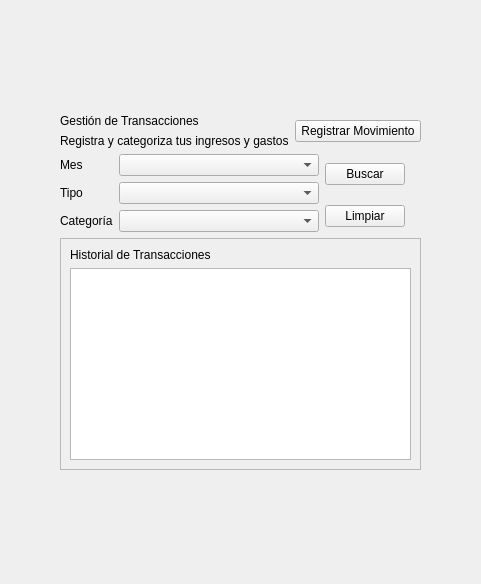
Before: the Qt Designer form src/vista/sources/panel_transacciones.ui in sigladon/mi-vaca, drawn with Qt 5.
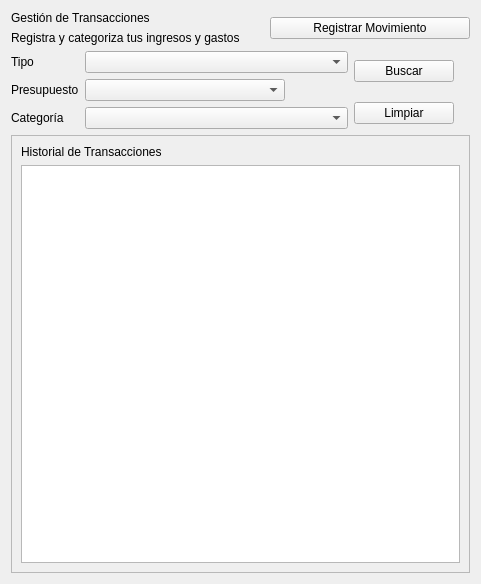
After: the same form once the commit is applied.

```diff
--- a/src/vista/sources/panel_transacciones.ui
+++ b/src/vista/sources/panel_transacciones.ui
@@ -13,35 +13,7 @@
   <property name="windowTitle">
    <string>Form</string>
   </property>
-  <layout class="QGridLayout" name="gridLayout_3">
-   <item row="0" column="1">
-    <spacer name="verticalSpacer_2">
-     <property name="orientation">
-      <enum>Qt::Orientation::Vertical</enum>
-     </property>
-     <property name="sizeHint" stdset="0">
-      <size>
-       <width>20</width>
-       <height>79</height>
-      </size>
-     </property>
-    </spacer>
-   </item>
-   <item row="1" column="0">
-    <spacer name="horizontalSpacer_2">
-     <property name="orientation">
-      <enum>Qt::Orientation::Horizontal</enum>
-     </property>
-     <property name="sizeHint" stdset="0">
-      <size>
-       <width>20</width>
-       <height>20</height>
-      </size>
-     </property>
-    </spacer>
-   </item>
-   <item row="1" column="1">
-    <layout class="QVBoxLayout" name="verticalLayout_4">
+  <layout class="QVBoxLayout" name="verticalLayout_3">
      <item>
       <layout class="QGridLayout" name="gridLayout_2">
        <item row="0" column="0">
@@ -78,20 +50,46 @@
        <property name="rightMargin">
         <number>16</number>
        </property>
+     <item row="0" column="1">
+      <widget class="QPushButton" name="btn_buscar_transacciones">
+       <property name="maximumSize">
+        <size>
+         <width>100</width>
+         <height>16777215</height>
+        </size>
+       </property>
+       <property name="text">
+        <string>Buscar</string>
+       </property>
+      </widget>
+     </item>
+     <item row="1" column="1">
+      <widget class="QPushButton" name="btn_limpiar_filtros">
+       <property name="maximumSize">
+        <size>
+         <width>100</width>
+         <height>16777215</height>
+        </size>
+       </property>
+       <property name="text">
+        <string>Limpiar</string>
+       </property>
+      </widget>
+     </item>
        <item row="0" column="0" rowspan="2">
         <layout class="QFormLayout" name="formLayout">
          <property name="labelAlignment">
           <set>Qt::AlignmentFlag::AlignLeading|Qt::AlignmentFlag::AlignLeft|Qt::AlignmentFlag::AlignVCenter</set>
          </property>
-         <item row="0" column="0">
+       <item row="1" column="0">
           <widget class="QLabel" name="label_4">
            <property name="text">
-            <string>Mes</string>
+          <string>Presupuesto</string>
            </property>
           </widget>
          </item>
-         <item row="0" column="1">
-          <widget class="QComboBox" name="cmb_mes_anio">
+       <item row="1" column="1">
+        <widget class="QComboBox" name="cmb_presupuesto">
            <property name="minimumSize">
             <size>
              <width>200</width>
@@ -105,38 +103,18 @@
             </size>
            </property>
            <property name="placeholderText">
-            <string>Selecciona un mes</string>
+          <string>Selecciona un presupuesto</string>
            </property>
           </widget>
          </item>
-         <item row="1" column="0">
-          <widget class="QLabel" name="label_5">
-           <property name="text">
-            <string>Tipo</string>
-           </property>
-          </widget>
-         </item>
-         <item row="1" column="1">
-          <widget class="QComboBox" name="cmb_tipo_transaccion">
-           <property name="minimumSize">
-            <size>
-             <width>200</width>
-             <height>0</height>
-            </size>
-           </property>
-           <property name="placeholderText">
-            <string>Selecciona un tipo</string>
-           </property>
-          </widget>
-         </item>
-         <item row="2" column="0">
+       <item row="3" column="0">
           <widget class="QLabel" name="label_6">
            <property name="text">
             <string>Categoría</string>
            </property>
           </widget>
          </item>
-         <item row="2" column="1">
+       <item row="3" column="1">
           <widget class="QComboBox" name="cmb_categoria_transaccion">
            <property name="minimumSize">
             <size>
@@ -149,33 +127,27 @@
            </property>
           </widget>
          </item>
-        </layout>
-       </item>
        <item row="0" column="1">
-        <widget class="QPushButton" name="btn_buscar_transacciones">
-         <property name="maximumSize">
+        <widget class="QComboBox" name="cmb_tipo_transaccion">
+         <property name="minimumSize">
           <size>
-           <width>100</width>
-           <height>16777215</height>
+           <width>200</width>
+           <height>0</height>
           </size>
          </property>
-         <property name="text">
-          <string>Buscar</string>
+         <property name="placeholderText">
+          <string>Selecciona un tipo</string>
          </property>
         </widget>
        </item>
-       <item row="1" column="1">
-        <widget class="QPushButton" name="btn_limpiar_filtros">
-         <property name="maximumSize">
-          <size>
-           <width>100</width>
-           <height>16777215</height>
-          </size>
-         </property>
+       <item row="0" column="0">
+        <widget class="QLabel" name="label_5">
          <property name="text">
-          <string>Limpiar</string>
+          <string>Tipo</string>
          </property>
         </widget>
+       </item>
+      </layout>
        </item>
       </layout>
      </item>
@@ -191,8 +163,8 @@
            <rect>
             <x>0</x>
             <y>0</y>
-            <width>413</width>
-            <height>228</height>
+          <width>467</width>
+          <height>396</height>
            </rect>
           </property>
           <layout class="QVBoxLayout" name="verticalLayout_2">
@@ -204,41 +176,13 @@
             </widget>
            </item>
            <item>
-            <widget class="QListView" name="lst_transacciones"/>
+          <widget class="QTableView" name="lst_transacciones"/>
            </item>
           </layout>
          </widget>
         </widget>
        </item>
       </layout>
-     </item>
-    </layout>
-   </item>
-   <item row="1" column="2">
-    <spacer name="horizontalSpacer">
-     <property name="orientation">
-      <enum>Qt::Orientation::Horizontal</enum>
-     </property>
-     <property name="sizeHint" stdset="0">
-      <size>
-       <width>20</width>
-       <height>20</height>
-      </size>
-     </property>
-    </spacer>
-   </item>
-   <item row="2" column="1">
-    <spacer name="verticalSpacer">
-     <property name="orientation">
-      <enum>Qt::Orientation::Vertical</enum>
-     </property>
-     <property name="sizeHint" stdset="0">
-      <size>
-       <width>20</width>
-       <height>78</height>
-      </size>
-     </property>
-    </spacer>
    </item>
   </layout>
  </widget>
```
Lines whose indentation alone changed are shown as unchanged.
